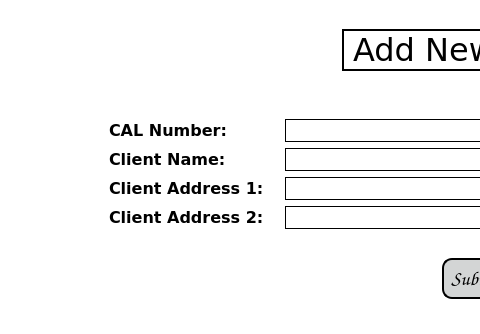
Qt form app/gui/resources/add_client_page.ui (JasonLaux/DC-Boxjelly) before a commit; both pictures show x 0 to 480 and y 0 to 334 of the 952 by 562 pixel window.
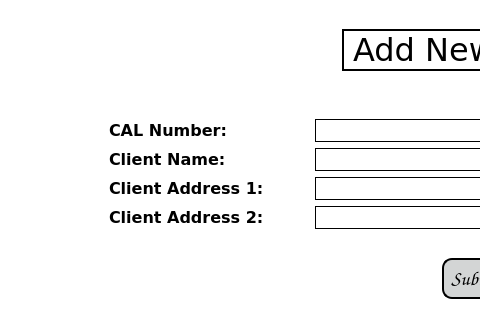
The same form after that commit.

Patch:
```diff
--- a/app/gui/resources/add_client_page.ui
+++ b/app/gui/resources/add_client_page.ui
@@ -131,7 +131,7 @@
               </property>
               <property name="maximumSize">
                <size>
-                <width>170</width>
+                <width>200</width>
                 <height>16777215</height>
                </size>
               </property>
@@ -189,7 +189,7 @@
               </property>
               <property name="maximumSize">
                <size>
-                <width>170</width>
+                <width>200</width>
                 <height>16777215</height>
                </size>
               </property>
@@ -247,7 +247,7 @@
               </property>
               <property name="maximumSize">
                <size>
-                <width>170</width>
+                <width>200</width>
                 <height>16777215</height>
                </size>
               </property>
@@ -305,7 +305,7 @@
               </property>
               <property name="maximumSize">
                <size>
-                <width>170</width>
+                <width>200</width>
                 <height>16777215</height>
                </size>
               </property>
```
